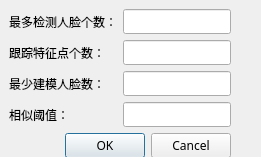
Before: the Qt Designer form QTFaceDetection/dialogParam.ui in bullud/FaceDetect-2, drawn with Qt 5.
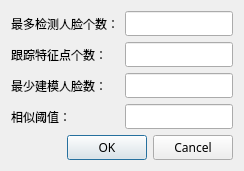
After: the same form once the commit is applied.

```diff
--- a/QTFaceDetection/dialogParam.ui
+++ b/QTFaceDetection/dialogParam.ui
@@ -9,8 +9,8 @@
    <rect>
     <x>0</x>
     <y>0</y>
-    <width>261</width>
-    <height>157</height>
+    <width>260</width>
+    <height>158</height>
    </rect>
   </property>
   <property name="sizePolicy">
@@ -30,15 +30,6 @@
   <property name="modal">
    <bool>true</bool>
   </property>
-  <widget class="QWidget" name="layoutWidget">
-   <property name="geometry">
-    <rect>
-     <x>9</x>
-     <y>9</y>
-     <width>242</width>
-     <height>140</height>
-    </rect>
-   </property>
    <layout class="QVBoxLayout" name="verticalLayout">
     <property name="sizeConstraint">
      <enum>QLayout::SetFixedSize</enum>
@@ -126,7 +117,6 @@
      </widget>
     </item>
    </layout>
-  </widget>
  </widget>
  <resources/>
  <connections>
```
Lines whose indentation alone changed are shown as unchanged.
